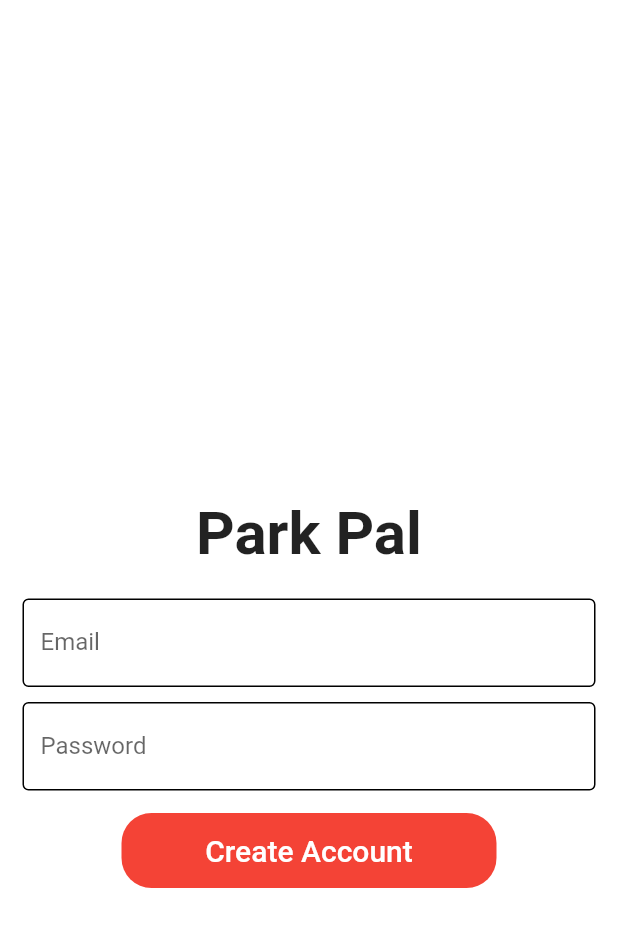
After one commit to CameronNorrie/DevelAppers, a Flutter app: the screen it shows after launch, after a tap on "New User? Create Account", on a phone screen of 412 x 824 dp. The commit adds this screen. Shown: the top 927 px of the screen. Run offline on Flutter 3.47's test engine with Material 2 defaults, Android fonts, the light colour scheme and no system bars; our stand-ins replace firebase_auth, firebase_core, google_maps_flutter; missing offline and left inert: google_maps_flutter_android, google_maps_flutter_platform_interface; accounts and stored records are empty; network calls fail.

Commit message:
Added create account page and firebase auth

```diff
--- a/parkpal/lib/main.dart
+++ b/parkpal/lib/main.dart
@@ -1,7 +1,9 @@
 
+import 'package:firebase_auth/firebase_auth.dart';
 import 'package:flutter/material.dart';
 import 'package:flutter/services.dart';
 import './view/pages/Login.dart';
+import './view/pages/BottomNav.dart';
 import 'package:google_maps_flutter_android/google_maps_flutter_android.dart';
 import 'package:google_maps_flutter_platform_interface/google_maps_flutter_platform_interface.dart';
 import 'package:firebase_core/firebase_core.dart';
@@ -36,7 +38,25 @@ class _AppState extends State<MyApp> {
   Widget build(BuildContext context){
     return MaterialApp(
       title: "Park Pal",
-      home: Login(),
+      home: MainPage(),
     );
   }
 }
+class MainPage extends StatelessWidget {
+  @override
+  Widget build(BuildContext context){
+    return Scaffold(
+      body: StreamBuilder<User?>(
+        stream: FirebaseAuth.instance.authStateChanges(),
+        builder: (context, snapshot){
+          if(snapshot.hasData){
+            return BottomNav();
+          }
+          else{
+            return Login();
+          }
+        }
+      ),
+    );
+  }
+}
--- a/parkpal/lib/view/pages/BottomNav.dart
+++ b/parkpal/lib/view/pages/BottomNav.dart
@@ -1,4 +1,5 @@
 import 'package:flutter/material.dart';
+import 'package:firebase_auth/firebase_auth.dart';
 import 'myMap.dart';
 import 'Settings.dart';
 import 'History.dart';
--- a/parkpal/lib/view/pages/Login.dart
+++ b/parkpal/lib/view/pages/Login.dart
@@ -1,13 +1,41 @@
 import 'package:flutter/material.dart';
 import 'package:flutter/services.dart';
 import 'BottomNav.dart';
-
+import 'createAccount.dart';
+import 'package:firebase_auth/firebase_auth.dart';
 class Login extends StatefulWidget {
   @override
   State<Login> createState() => _Login();
 }
 
 class _Login extends State<Login> {
+  final emailController = TextEditingController();
+  final passwordController = TextEditingController();
+  @override
+  void dispose() {
+    emailController.dispose();
+    passwordController.dispose();
+  }
+  Future signIn() async {
+    await FirebaseAuth.instance.signInWithEmailAndPassword(
+      email: emailController.text.trim(),
+      password: passwordController.text.trim()
+    );
+  }
+  Widget login(String text, TextEditingController controller){
+    return Padding(
+                padding: EdgeInsets.symmetric(horizontal: 15, vertical: 5),
+                child: TextField(
+                  controller: controller,
+                  decoration: InputDecoration(
+                    enabledBorder: OutlineInputBorder(borderSide: BorderSide(width: 1, color: Colors.black),),
+                    focusedBorder: OutlineInputBorder(borderSide: BorderSide(width: 1, color: Colors.black),),
+                    labelText: text,
+                    floatingLabelStyle: TextStyle(color: Colors.red)
+                  ),
+                ),
+              );
+  }
   @override
   Widget build(BuildContext context) {
     return Scaffold(
@@ -31,48 +59,18 @@ class _Login extends State<Login> {
                       child: Image.asset('asset/images/car.gif')),
                 ),
               ),
-              Padding(
-                padding: EdgeInsets.symmetric(horizontal: 15),
-                child: TextField(
-
-                  decoration: InputDecoration(
-                    enabledBorder: OutlineInputBorder(borderSide: BorderSide(width: 1, color: Colors.black),),
-                    focusedBorder: OutlineInputBorder(borderSide: BorderSide(width: 1, color: Colors.black),),
-                    labelText: 'Email',
-                    floatingLabelStyle: TextStyle(color: Colors.red)
-                  ),
-                ),
-              ),
-              Padding(
-                padding: EdgeInsets.only(left: 15.0, right: 15.0, top: 15, bottom: 0),
-                child: TextField(
-                  obscureText: true,
-                  decoration: InputDecoration(
-                    enabledBorder: OutlineInputBorder(borderSide: BorderSide(width: 1, color: Colors.black),),
-                    focusedBorder: OutlineInputBorder(borderSide: BorderSide(width: 1, color: Colors.black),),
-                    labelText: 'Password',
-                    floatingLabelStyle: TextStyle(color: Colors.red)
-                  ),
-                ),
-              ),
-              TextButton(
-                onPressed: (){
-                  //TODO FORGOT PASSWORD SCREEN GOES HERE
-                },
-                child: Text(
-                  'Forgot Password',
-                  style: TextStyle(color: Colors.red, fontSize: 15),
-                ),
-              ),
-                        Container(
+              login("Email", emailController),
+              login("Password", passwordController),
+              Container(
                 height: 50,
                 width: 250,
                 decoration: BoxDecoration(
                     color: Colors.red, borderRadius: BorderRadius.circular(20)),
                 child: TextButton(
                   onPressed: () {
-                    Navigator.push(
-                        context, MaterialPageRoute(builder: (_) => BottomNav()));
+                    signIn();
+                    //Navigator.push(
+                     //   context, MaterialPageRoute(builder: (_) => BottomNav()));
                   },
                   child: Text(
                     'Login',
@@ -83,7 +81,16 @@ class _Login extends State<Login> {
               SizedBox(
                 height: 130,
               ),
-              Text('New User? Create Account')
+              TextButton(
+                onPressed: () {
+                  Navigator.push(
+                      context, MaterialPageRoute(builder: (_) => CreateAccount()));
+                },
+                child: Text(
+                  'New User? Create Account',
+                  style: TextStyle(color: Colors.black, fontSize: 15),
+                ),
+              ),
           ],
         ),
       )),
--- a/parkpal/lib/view/pages/Settings.dart
+++ b/parkpal/lib/view/pages/Settings.dart
@@ -1,3 +1,4 @@
+import 'package:firebase_auth/firebase_auth.dart';
 import 'package:flutter/material.dart';
 
 Widget settings() {
@@ -40,6 +41,7 @@ Widget settings() {
         shape: Border(bottom: BorderSide()),
         trailing: Icon(Icons.arrow_forward_ios),
       ),
+      TextButton(onPressed: () => FirebaseAuth.instance.signOut(), child: Text("logout"))
     ],
   ));
 }
--- /dev/null
+++ b/parkpal/lib/view/pages/createAccount.dart
@@ -0,0 +1,81 @@
+import 'package:flutter/material.dart';
+import 'package:flutter/services.dart';
+import 'package:firebase_auth/firebase_auth.dart';
+import 'BottomNav.dart';
+
+
+class CreateAccount extends StatefulWidget {
+  @override
+  State<CreateAccount> createState() => _CreateAccount();
+}
+
+class _CreateAccount extends State<CreateAccount> {
+  Widget inputField(String label, TextEditingController controller) {
+    return Padding(
+      padding: EdgeInsets.symmetric(horizontal: 15, vertical: 5),
+      child: TextField(
+        controller: controller,
+        decoration: InputDecoration(
+          enabledBorder: OutlineInputBorder(borderSide: BorderSide(width: 1, color: Colors.black),),
+          focusedBorder: OutlineInputBorder(borderSide: BorderSide(width: 1, color: Colors.black),),
+          labelText: label,
+          floatingLabelStyle: TextStyle(color: Colors.red)
+        ),
+      ),
+    );
+  }
+  Future createFirebaseAccount() async {
+    await FirebaseAuth.instance.createUserWithEmailAndPassword(
+      email: emailController.text.trim(),
+      password: passwordController.text.trim()
+    );
+  }
+  final emailController = TextEditingController();
+  final passwordController = TextEditingController();
+  @override
+  void dispose() {
+    emailController.dispose();
+    passwordController.dispose();
+  }
+  @override
+  Widget build(BuildContext context) {
+
+    return Scaffold(
+      // resizeToAvoidBottomInset: false,
+      backgroundColor: Colors.white,
+      body: Center(
+          child: SingleChildScrollView(
+            child: Column(
+            children: <Widget>[
+              Padding(padding: const EdgeInsets.only(top: 100.0, bottom: 15),
+                child: Text("Park Pal", style: TextStyle(
+                  fontSize: 40,
+                  fontWeight: FontWeight.w600
+                )),
+              ),
+              inputField("Email",emailController),
+              inputField("Password",passwordController),
+              Padding(padding: const EdgeInsets.only(top: 10)),
+              Container(
+                height: 50,
+                width: 250,
+                decoration: BoxDecoration(
+                    color: Colors.red, borderRadius: BorderRadius.circular(20)),
+                child: TextButton(
+                  onPressed: () {
+                    createFirebaseAccount();
+                    Navigator.pop(context);
+                  },
+                  child: Text(
+                    'Create Account',
+                    style: TextStyle(color: Colors.white, fontSize: 20),
+                  ),
+                ),
+              ),
+            ],
+          ),
+        )
+      ),
+    );
+  }
+}
--- a/parkpal/pubspec.yaml
+++ b/parkpal/pubspec.yaml
@@ -41,6 +41,7 @@ dependencies:
   google_maps_flutter_android: ^2.4.9
   google_maps_flutter_platform_interface: ^2.2.6
   firebase_core: ^2.9.0
+  firebase_auth: ^4.4.0
 
 dev_dependencies:
   flutter_test:
```
Also changed, not shown: parkpal/pubspec.lock.
